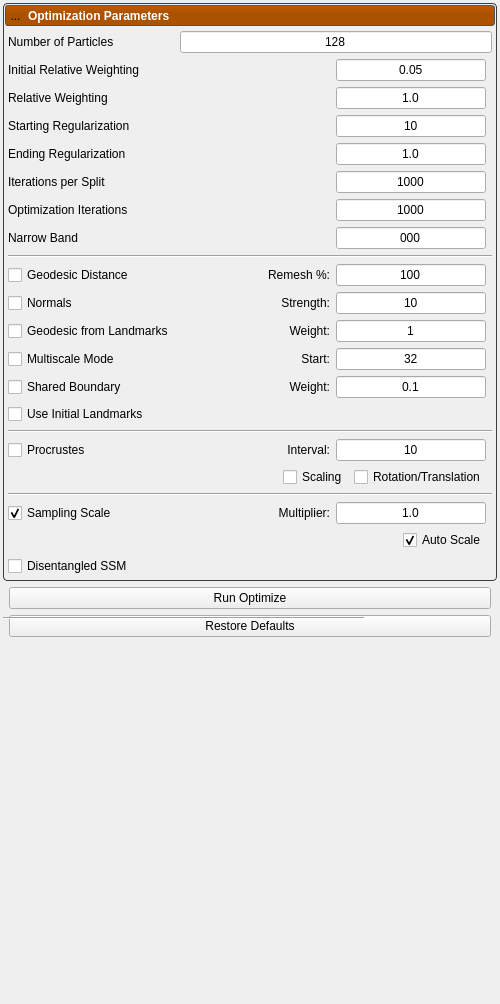
SCIInstitute/ShapeWorks, file Studio/Optimize/OptimizeTool.ui: the form before one commit.
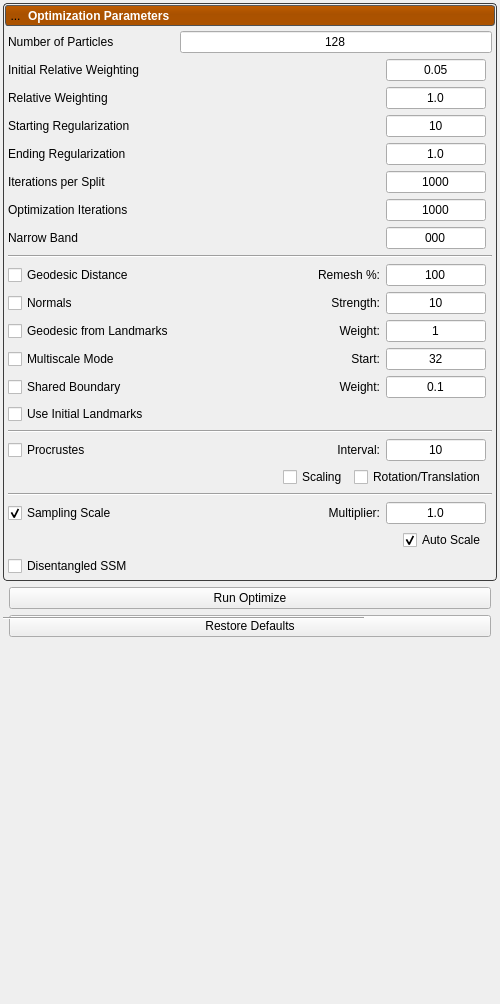
The form after the commit. Icons and pictures are not drawn.

Commit message:
Fix optimize panel layout for long domain names and narrow textboxes
- Add ElidedLabel class that truncates long domain names with "..." when
  column space is tight, while reporting full-text sizeHint so the layout
  allocates natural width when available. Full name shown as tooltip.
- Cap optimize textboxes to 50-100px (min/max) so they don't expand and
  crowd out the label column; ensures values like "0.05" aren't truncated.

The edit to the form file:
```diff
--- a/Studio/Optimize/OptimizeTool.ui
+++ b/Studio/Optimize/OptimizeTool.ui
@@ -320,6 +320,18 @@
                  <property name="text">
                   <string>0.05</string>
                  </property>
+                 <property name="minimumSize">
+                  <size>
+                   <width>50</width>
+                   <height>0</height>
+                  </size>
+                 </property>
+                 <property name="maximumSize">
+                  <size>
+                   <width>100</width>
+                   <height>16777215</height>
+                  </size>
+                 </property>
                  <property name="alignment">
                   <set>Qt::AlignCenter</set>
                  </property>
@@ -338,6 +350,18 @@
                  <property name="text">
                   <string>1.0</string>
                  </property>
+                 <property name="minimumSize">
+                  <size>
+                   <width>50</width>
+                   <height>0</height>
+                  </size>
+                 </property>
+                 <property name="maximumSize">
+                  <size>
+                   <width>100</width>
+                   <height>16777215</height>
+                  </size>
+                 </property>
                  <property name="alignment">
                   <set>Qt::AlignCenter</set>
                  </property>
@@ -356,6 +380,18 @@
                  <property name="text">
                   <string>10</string>
                  </property>
+                 <property name="minimumSize">
+                  <size>
+                   <width>50</width>
+                   <height>0</height>
+                  </size>
+                 </property>
+                 <property name="maximumSize">
+                  <size>
+                   <width>100</width>
+                   <height>16777215</height>
+                  </size>
+                 </property>
                  <property name="alignment">
                   <set>Qt::AlignCenter</set>
                  </property>
@@ -374,6 +410,18 @@
                  <property name="text">
                   <string>1.0</string>
                  </property>
+                 <property name="minimumSize">
+                  <size>
+                   <width>50</width>
+                   <height>0</height>
+                  </size>
+                 </property>
+                 <property name="maximumSize">
+                  <size>
+                   <width>100</width>
+                   <height>16777215</height>
+                  </size>
+                 </property>
                  <property name="alignment">
                   <set>Qt::AlignCenter</set>
                  </property>
@@ -392,6 +440,18 @@
                  <property name="text">
                   <string>1000</string>
                  </property>
+                 <property name="minimumSize">
+                  <size>
+                   <width>50</width>
+                   <height>0</height>
+                  </size>
+                 </property>
+                 <property name="maximumSize">
+                  <size>
+                   <width>100</width>
+                   <height>16777215</height>
+                  </size>
+                 </property>
                  <property name="alignment">
                   <set>Qt::AlignCenter</set>
                  </property>
@@ -410,6 +470,18 @@
                  <property name="text">
                   <string>1000</string>
                  </property>
+                 <property name="minimumSize">
+                  <size>
+                   <width>50</width>
+                   <height>0</height>
+                  </size>
+                 </property>
+                 <property name="maximumSize">
+                  <size>
+                   <width>100</width>
+                   <height>16777215</height>
+                  </size>
+                 </property>
                  <property name="alignment">
                   <set>Qt::AlignCenter</set>
                  </property>
@@ -428,6 +500,18 @@
                  <property name="text">
                   <string>000</string>
                  </property>
+                 <property name="minimumSize">
+                  <size>
+                   <width>50</width>
+                   <height>0</height>
+                  </size>
+                 </property>
+                 <property name="maximumSize">
+                  <size>
+                   <width>100</width>
+                   <height>16777215</height>
+                  </size>
+                 </property>
                  <property name="alignment">
                   <set>Qt::AlignCenter</set>
                  </property>
@@ -464,6 +548,18 @@
                  <property name="text">
                   <string>100</string>
                  </property>
+                 <property name="minimumSize">
+                  <size>
+                   <width>50</width>
+                   <height>0</height>
+                  </size>
+                 </property>
+                 <property name="maximumSize">
+                  <size>
+                   <width>100</width>
+                   <height>16777215</height>
+                  </size>
+                 </property>
                  <property name="alignment">
                   <set>Qt::AlignCenter</set>
                  </property>
@@ -492,6 +588,18 @@
                  <property name="text">
                   <string>10</string>
                  </property>
+                 <property name="minimumSize">
+                  <size>
+                   <width>50</width>
+                   <height>0</height>
+                  </size>
+                 </property>
+                 <property name="maximumSize">
+                  <size>
+                   <width>100</width>
+                   <height>16777215</height>
+                  </size>
+                 </property>
                  <property name="alignment">
                   <set>Qt::AlignCenter</set>
                  </property>
@@ -520,6 +628,18 @@
                  <property name="text">
                   <string>1</string>
                  </property>
+                 <property name="minimumSize">
+                  <size>
+                   <width>50</width>
+                   <height>0</height>
+                  </size>
+                 </property>
+                 <property name="maximumSize">
+                  <size>
+                   <width>100</width>
+                   <height>16777215</height>
+                  </size>
+                 </property>
                  <property name="alignment">
                   <set>Qt::AlignCenter</set>
                  </property>
@@ -548,6 +668,18 @@
                  <property name="text">
                   <string>32</string>
                  </property>
+                 <property name="minimumSize">
+                  <size>
+                   <width>50</width>
+                   <height>0</height>
+                  </size>
+                 </property>
+                 <property name="maximumSize">
+                  <size>
+                   <width>100</width>
+                   <height>16777215</height>
+                  </size>
+                 </property>
                  <property name="alignment">
                   <set>Qt::AlignCenter</set>
                  </property>
@@ -576,6 +708,18 @@
                  <property name="text">
                   <string>0.1</string>
                  </property>
+                 <property name="minimumSize">
+                  <size>
+                   <width>50</width>
+                   <height>0</height>
+                  </size>
+                 </property>
+                 <property name="maximumSize">
+                  <size>
+                   <width>100</width>
+                   <height>16777215</height>
+                  </size>
+                 </property>
                  <property name="alignment">
                   <set>Qt::AlignCenter</set>
                  </property>
@@ -620,6 +764,18 @@
                  <property name="text">
                   <string>10</string>
                  </property>
+                 <property name="minimumSize">
+                  <size>
+                   <width>50</width>
+                   <height>0</height>
+                  </size>
+                 </property>
+                 <property name="maximumSize">
+                  <size>
+                   <width>100</width>
+                   <height>16777215</height>
+                  </size>
+                 </property>
                  <property name="alignment">
                   <set>Qt::AlignCenter</set>
                  </property>
@@ -705,6 +861,18 @@
                  <property name="text">
                   <string>1.0</string>
                  </property>
+                 <property name="minimumSize">
+                  <size>
+                   <width>50</width>
+                   <height>0</height>
+                  </size>
+                 </property>
+                 <property name="maximumSize">
+                  <size>
+                   <width>100</width>
+                   <height>16777215</height>
+                  </size>
+                 </property>
                  <property name="alignment">
                   <set>Qt::AlignCenter</set>
                  </property>
```
The commit also changes 1 other file.
